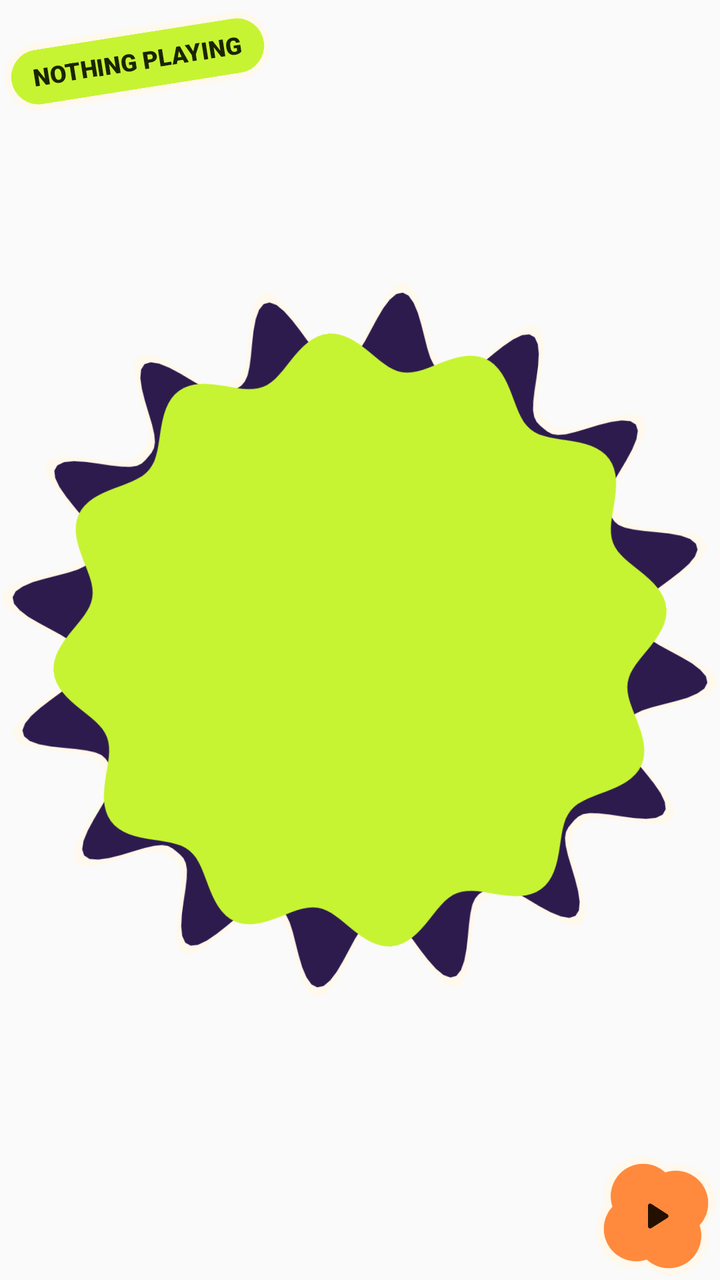
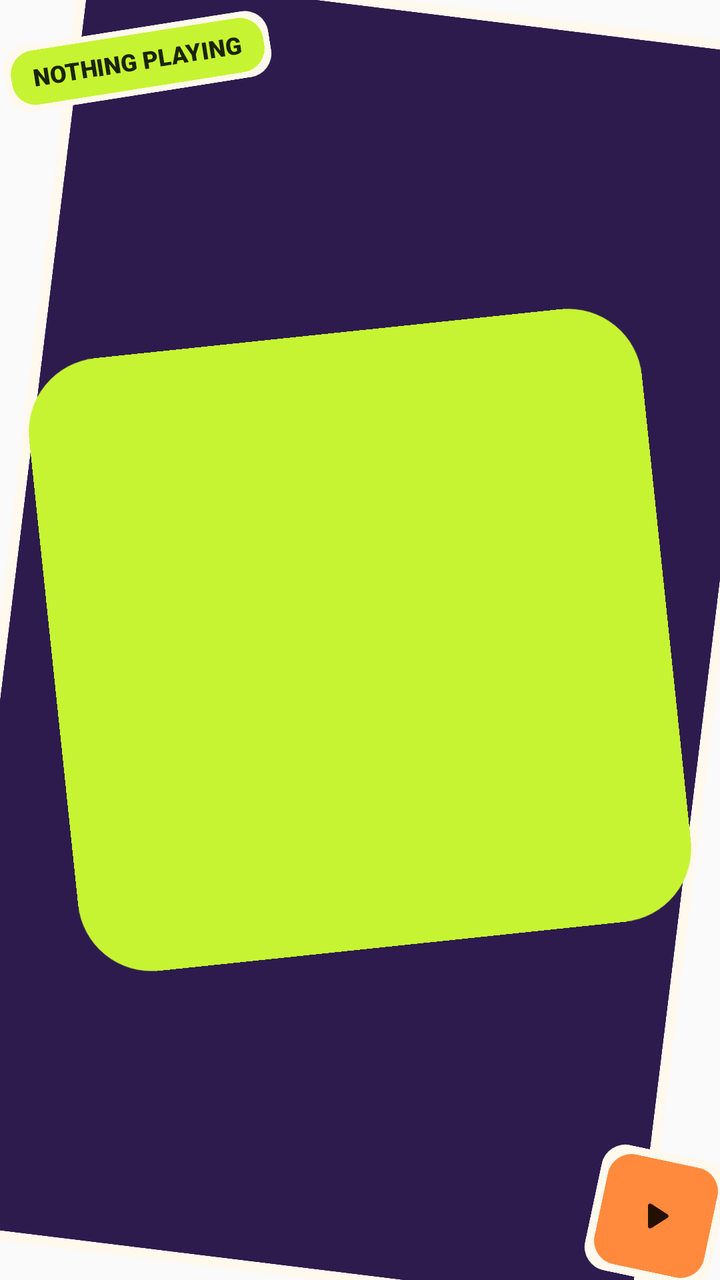

An Android layout rendered at two revisions. The XML below is the earlier revision; the diff shows what the commit changed to produce the second picture.
<!-- AndroidManifest.xml: application theme Theme.Verza -->
<!-- res/layout/widget_sticker.xml -->
<?xml version="1.0" encoding="utf-8"?>
<FrameLayout xmlns:android="http://schemas.android.com/apk/res/android"
    android:id="@+id/widget_root"
    android:layout_width="match_parent"
    android:layout_height="match_parent">

    <ImageView
        android:id="@+id/widget_burst_shadow"
        android:layout_width="match_parent"
        android:layout_height="match_parent"
        android:importantForAccessibility="no"
        android:rotation="7"
        android:scaleType="fitCenter"
        android:src="@drawable/widget_shape_burst"
        android:tint="@color/widget_paper" />

    <ImageView
        android:id="@+id/widget_burst"
        android:layout_width="match_parent"
        android:layout_height="match_parent"
        android:layout_margin="5dp"
        android:importantForAccessibility="no"
        android:rotation="7"
        android:scaleType="fitCenter"
        android:src="@drawable/widget_shape_burst"
        android:tint="@color/widget_container" />

    <ImageView
        android:id="@+id/widget_cover"
        android:layout_width="match_parent"
        android:layout_height="match_parent"
        android:layout_margin="26dp"
        android:importantForAccessibility="no"
        android:rotation="-6"
        android:scaleType="fitCenter"
        android:src="@drawable/widget_cover_cookie12" />

    <FrameLayout
        android:layout_width="wrap_content"
        android:layout_height="wrap_content"
        android:layout_gravity="top|start"
        android:layout_marginStart="2dp"
        android:layout_marginTop="14dp"
        android:rotation="-9">

        
        <ImageView
            android:id="@+id/widget_tag_bg_shadow"
            android:layout_width="match_parent"
            android:layout_height="match_parent"
            android:importantForAccessibility="no"
            android:scaleType="fitXY"
            android:src="@drawable/widget_shape_pill"
            android:tint="@color/widget_paper" />

        <ImageView
            android:id="@+id/widget_tag_bg"
            android:layout_width="match_parent"
            android:layout_height="match_parent"
            android:layout_margin="3dp"
            android:importantForAccessibility="no"
            android:scaleType="fitXY"
            android:src="@drawable/widget_shape_pill"
            android:tint="@color/widget_tertiary" />

        <TextView
            android:id="@+id/widget_title"
            android:layout_width="wrap_content"
            android:layout_height="wrap_content"
            android:ellipsize="end"
            android:fontFamily="sans-serif-black"
            android:maxLines="1"
            android:maxWidth="136dp"
            android:paddingStart="14dp"
            android:paddingTop="8dp"
            android:paddingEnd="14dp"
            android:paddingBottom="9dp"
            android:text="@string/widget_nothing_playing"
            android:textAllCaps="true"
            android:textColor="@color/widget_on_tertiary"
            android:textSize="12sp" />
    </FrameLayout>

    <FrameLayout
        android:layout_width="64dp"
        android:layout_height="64dp"
        android:layout_gravity="bottom|end"
        android:rotation="12">

        <ImageView
            android:id="@+id/widget_toggle_bg_shadow"
            android:layout_width="match_parent"
            android:layout_height="match_parent"
            android:importantForAccessibility="no"
            android:src="@drawable/widget_shape_clover4"
            android:tint="@color/widget_paper" />

        <ImageView
            android:id="@+id/widget_toggle_bg"
            android:layout_width="match_parent"
            android:layout_height="match_parent"
            android:layout_margin="4dp"
            android:importantForAccessibility="no"
            android:src="@drawable/widget_shape_clover4"
            android:tint="@color/widget_accent" />

        <ImageView
            android:id="@+id/widget_toggle"
            android:layout_width="match_parent"
            android:layout_height="match_parent"
            android:contentDescription="@string/widget_play"
            android:padding="20dp"
            android:rotation="-12"
            android:src="@drawable/ic_widget_play"
            android:tint="@color/widget_on_accent" />
    </FrameLayout>
</FrameLayout>
<!-- resources referenced by this layout -->
<resources>
  <color name="widget_accent">#FFFF8A3D</color>
  <color name="widget_container">#FF2D1B4E</color>
  <color name="widget_on_accent">#FF241000</color>
  <color name="widget_on_tertiary">#FF1B2400</color>
  <color name="widget_paper">#FFFFF8EC</color>
  <color name="widget_tertiary">#FFC6F432</color>
  <!-- drawable ic_widget_play (drawable) -->
  <?xml version="1.0" encoding="utf-8"?>
  <vector xmlns:android="http://schemas.android.com/apk/res/android"
      android:width="24dp"
      android:height="24dp"
      android:viewportWidth="24"
      android:viewportHeight="24">
      <path
          android:fillColor="#FFFFFFFF"
          android:pathData="M8,6.8v10.4c0,0.8 0.9,1.3 1.6,0.9l8.2,-5.2c0.6,-0.4 0.6,-1.3 0,-1.7L9.6,5.9C8.9,5.5 8,6 8,6.8z" />
  </vector>
  <!-- drawable widget_cover_cookie12: vector/xml drawable (drawable, 4391 chars, omitted) -->
  <!-- drawable widget_shape_burst: vector/xml drawable (drawable, 4482 chars, omitted) -->
  <!-- drawable widget_shape_clover4: vector/xml drawable (drawable, 4366 chars, omitted) -->
  <!-- drawable widget_shape_pill (drawable) -->
  <?xml version="1.0" encoding="utf-8"?>
  <shape xmlns:android="http://schemas.android.com/apk/res/android" android:shape="rectangle">
      <corners android:radius="999dp" />
      <solid android:color="#FFFFFFFF" />
  </shape>
  <string name="widget_nothing_playing">Nothing playing</string>
  <string name="widget_play">Play</string>
  <style name="Theme.Verza" parent="android:Theme.Material.Light.NoActionBar">
          <item name="android:statusBarColor">@android:color/transparent</item>
          <item name="android:navigationBarColor">@android:color/transparent</item>
      </style>
</resources>

<!-- the commit's change to res/layout/widget_sticker.xml (unified diff, before → after) -->
@@ -11,7 +11,7 @@
         android:importantForAccessibility="no"
         android:rotation="7"
         android:scaleType="fitCenter"
-        android:src="@drawable/widget_shape_burst"
+        android:src="@drawable/widget_shape_card"
         android:tint="@color/widget_paper" />
 
     <ImageView
@@ -22,7 +22,7 @@
         android:importantForAccessibility="no"
         android:rotation="7"
         android:scaleType="fitCenter"
-        android:src="@drawable/widget_shape_burst"
+        android:src="@drawable/widget_shape_card"
         android:tint="@color/widget_container" />
 
     <ImageView
@@ -50,7 +50,7 @@
             android:layout_height="match_parent"
             android:importantForAccessibility="no"
             android:scaleType="fitXY"
-            android:src="@drawable/widget_shape_pill"
+            android:src="@drawable/widget_shape_card"
             android:tint="@color/widget_paper" />
 
         <ImageView
@@ -60,7 +60,7 @@
             android:layout_margin="3dp"
             android:importantForAccessibility="no"
             android:scaleType="fitXY"
-            android:src="@drawable/widget_shape_pill"
+            android:src="@drawable/widget_shape_card"
             android:tint="@color/widget_tertiary" />
 
         <TextView
@@ -92,7 +92,7 @@
             android:layout_width="match_parent"
             android:layout_height="match_parent"
             android:importantForAccessibility="no"
-            android:src="@drawable/widget_shape_clover4"
+            android:src="@drawable/widget_shape_card"
             android:tint="@color/widget_paper" />
 
         <ImageView
@@ -101,7 +101,7 @@
             android:layout_height="match_parent"
             android:layout_margin="4dp"
             android:importantForAccessibility="no"
-            android:src="@drawable/widget_shape_clover4"
+            android:src="@drawable/widget_shape_card"
             android:tint="@color/widget_accent" />
 
         <ImageView
<!-- resource entries referenced after the edit -->
@@ -17,13 +17,21 @@
           android:fillColor="#FFFFFFFF"
           android:pathData="M8,6.8v10.4c0,0.8 0.9,1.3 1.6,0.9l8.2,-5.2c0.6,-0.4 0.6,-1.3 0,-1.7L9.6,5.9C8.9,5.5 8,6 8,6.8z" />
   </vector>
-  <!-- drawable widget_cover_cookie12: vector/xml drawable (drawable, 4391 chars, omitted) -->
-  <!-- drawable widget_shape_burst: vector/xml drawable (drawable, 4482 chars, omitted) -->
-  <!-- drawable widget_shape_clover4: vector/xml drawable (drawable, 4366 chars, omitted) -->
-  <!-- drawable widget_shape_pill (drawable) -->
+  <!-- drawable widget_cover_cookie12 (drawable) -->
+  <?xml version="1.0" encoding="utf-8"?>
+  <vector xmlns:android="http://schemas.android.com/apk/res/android"
+      android:width="100dp"
+      android:height="100dp"
+      android:viewportWidth="100"
+      android:viewportHeight="100">
+      <path
+          android:fillColor="@color/widget_tertiary"
+          android:pathData="M12,0H88A12,12 0 0 1 100,12V88A12,12 0 0 1 88,100H12A12,12 0 0 1 0,88V12A12,12 0 0 1 12,0Z" />
+  </vector>
+  <!-- drawable widget_shape_card (drawable) -->
   <?xml version="1.0" encoding="utf-8"?>
   <shape xmlns:android="http://schemas.android.com/apk/res/android" android:shape="rectangle">
-      <corners android:radius="999dp" />
+      <corners android:radius="@dimen/widget_corner" />
       <solid android:color="#FFFFFFFF" />
   </shape>
   <string name="widget_nothing_playing">Nothing playing</string>
@@ -32,5 +40,6 @@
           <item name="android:statusBarColor">@android:color/transparent</item>
           <item name="android:navigationBarColor">@android:color/transparent</item>
       </style>
+  <dimen name="widget_corner">12dp</dimen>
 </resources>
 
